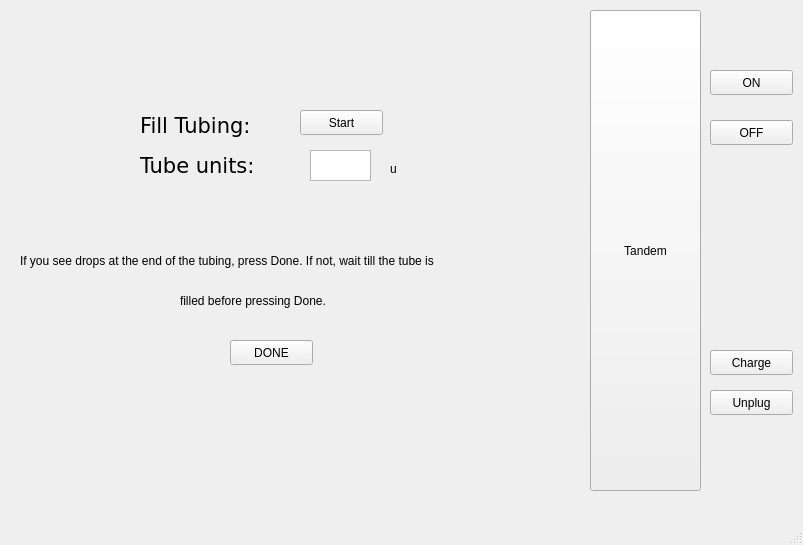
First picture: the form in COMP3004_Final/mainwindow.ui, repository MurkyMurka/3004-Team-Project, before the edit.
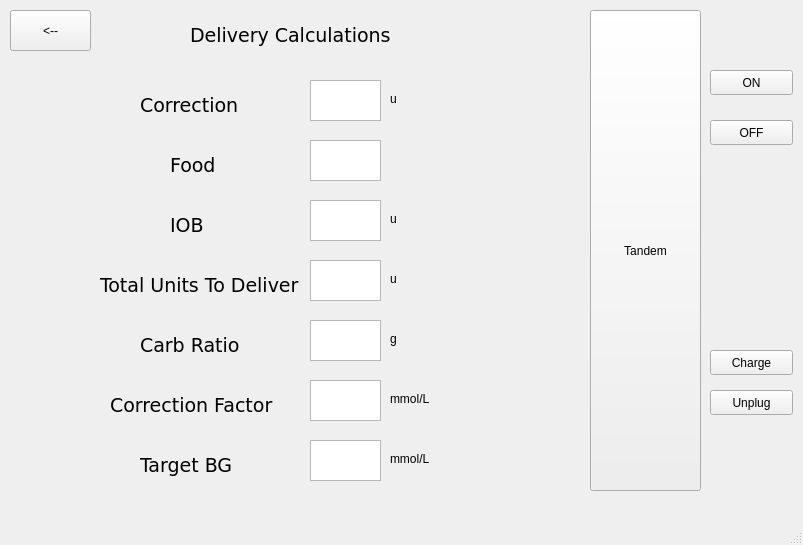
Second picture: the form after the edit. The open tabs and pages were chosen to show the change. Icons and pictures are not drawn.

What changed in the file:
```diff
--- a/COMP3004_Final/mainwindow.ui
+++ b/COMP3004_Final/mainwindow.ui
@@ -24,28 +24,15 @@
      </rect>
     </property>
     <property name="currentIndex">
-     <number>31</number>
+     <number>13</number>
     </property>
     <widget class="QWidget" name="HomePage">
-     <widget class="QLabel" name="BolusIcon">
-      <property name="geometry">
-       <rect>
-        <x>410</x>
-        <y>20</y>
-        <width>20</width>
-        <height>30</height>
-       </rect>
-      </property>
-      <property name="text">
-       <string>B</string>
-      </property>
-     </widget>
      <widget class="QProgressBar" name="BolusBar">
       <property name="geometry">
        <rect>
-        <x>420</x>
+        <x>450</x>
         <y>20</y>
-        <width>141</width>
+        <width>111</width>
         <height>31</height>
        </rect>
       </property>
@@ -53,7 +40,7 @@
        <string>%p%</string>
       </property>
       <property name="value">
-       <number>24</number>
+       <number>100</number>
       </property>
       <property name="format">
        <string/>
@@ -64,7 +51,7 @@
        <rect>
         <x>10</x>
         <y>390</y>
-        <width>261</width>
+        <width>271</width>
         <height>101</height>
        </rect>
       </property>
@@ -77,7 +64,7 @@
        <rect>
         <x>290</x>
         <y>390</y>
-        <width>261</width>
+        <width>271</width>
         <height>101</height>
        </rect>
       </property>
@@ -101,7 +88,7 @@
      <widget class="QDateTimeEdit" name="dateTimeEdit">
       <property name="geometry">
        <rect>
-        <x>220</x>
+        <x>210</x>
         <y>20</y>
         <width>141</width>
         <height>31</height>
@@ -140,12 +127,114 @@
         <height>30</height>
        </rect>
       </property>
+      <property name="readOnly">
+       <bool>true</bool>
+      </property>
       <property name="html">
        <string>&lt;!DOCTYPE HTML PUBLIC &quot;-//W3C//DTD HTML 4.0//EN&quot; &quot;http://www.w3.org/TR/REC-html40/strict.dtd&quot;&gt;
 &lt;html&gt;&lt;head&gt;&lt;meta name=&quot;qrichtext&quot; content=&quot;1&quot; /&gt;&lt;style type=&quot;text/css&quot;&gt;
 p, li { white-space: pre-wrap; }
 &lt;/style&gt;&lt;/head&gt;&lt;body style=&quot; font-family:'Sans'; font-size:10pt; font-weight:400; font-style:normal;&quot;&gt;
 &lt;p style=&quot;-qt-paragraph-type:empty; margin-top:0px; margin-bottom:0px; margin-left:0px; margin-right:0px; -qt-block-indent:0; text-indent:0px;&quot;&gt;&lt;br /&gt;&lt;/p&gt;&lt;/body&gt;&lt;/html&gt;</string>
+      </property>
+     </widget>
+     <widget class="QPushButton" name="currentStatus">
+      <property name="geometry">
+       <rect>
+        <x>410</x>
+        <y>20</y>
+        <width>31</width>
+        <height>31</height>
+       </rect>
+      </property>
+      <property name="text">
+       <string>B</string>
+      </property>
+     </widget>
+    </widget>
+    <widget class="QWidget" name="currentStatusPage">
+     <widget class="QLabel" name="label_55">
+      <property name="geometry">
+       <rect>
+        <x>210</x>
+        <y>20</y>
+        <width>141</width>
+        <height>31</height>
+       </rect>
+      </property>
+      <property name="font">
+       <font>
+        <family>DejaVu Sans</family>
+        <pointsize>14</pointsize>
+       </font>
+      </property>
+      <property name="text">
+       <string>Current Status</string>
+      </property>
+     </widget>
+     <widget class="QPushButton" name="backToHome_5">
+      <property name="geometry">
+       <rect>
+        <x>10</x>
+        <y>10</y>
+        <width>81</width>
+        <height>41</height>
+       </rect>
+      </property>
+      <property name="text">
+       <string>&lt;--</string>
+      </property>
+     </widget>
+     <widget class="QPushButton" name="buttonR">
+      <property name="geometry">
+       <rect>
+        <x>10</x>
+        <y>60</y>
+        <width>501</width>
+        <height>101</height>
+       </rect>
+      </property>
+      <property name="text">
+       <string>x</string>
+      </property>
+     </widget>
+     <widget class="QPushButton" name="buttonR_2">
+      <property name="geometry">
+       <rect>
+        <x>10</x>
+        <y>170</y>
+        <width>501</width>
+        <height>101</height>
+       </rect>
+      </property>
+      <property name="text">
+       <string>x</string>
+      </property>
+     </widget>
+     <widget class="QPushButton" name="buttonR_3">
+      <property name="geometry">
+       <rect>
+        <x>10</x>
+        <y>280</y>
+        <width>501</width>
+        <height>101</height>
+       </rect>
+      </property>
+      <property name="text">
+       <string>x</string>
+      </property>
+     </widget>
+     <widget class="QPushButton" name="buttonR_4">
+      <property name="geometry">
+       <rect>
+        <x>10</x>
+        <y>390</y>
+        <width>501</width>
+        <height>101</height>
+       </rect>
+      </property>
+      <property name="text">
+       <string>x</string>
       </property>
      </widget>
     </widget>
@@ -231,7 +320,7 @@
        <rect>
         <x>10</x>
         <y>170</y>
-        <width>551</width>
+        <width>501</width>
         <height>101</height>
        </rect>
       </property>
@@ -257,7 +346,7 @@
        <rect>
         <x>10</x>
         <y>280</y>
-        <width>551</width>
+        <width>501</width>
         <height>101</height>
        </rect>
       </property>
@@ -270,7 +359,7 @@
        <rect>
         <x>10</x>
         <y>60</y>
-        <width>551</width>
+        <width>501</width>
         <height>101</height>
        </rect>
       </property>
@@ -293,7 +382,7 @@
        <rect>
         <x>10</x>
         <y>390</y>
-        <width>551</width>
+        <width>501</width>
         <height>101</height>
        </rect>
       </property>
@@ -301,6 +390,286 @@
        <string>Load Insulin Cartirage</string>
       </property>
      </widget>
+     <widget class="QPushButton" name="settingsDownButton">
+      <property name="geometry">
+       <rect>
+        <x>520</x>
+        <y>460</y>
+        <width>41</width>
+        <height>31</height>
+       </rect>
+      </property>
+      <property name="text">
+       <string>\/</string>
+      </property>
+      <property name="icon">
+       <iconset theme="DownArrow">
+        <normaloff>.</normaloff>.</iconset>
+      </property>
+     </widget>
+     <widget class="QLabel" name="label_50">
+      <property name="geometry">
+       <rect>
+        <x>260</x>
+        <y>20</y>
+        <width>81</width>
+        <height>31</height>
+       </rect>
+      </property>
+      <property name="font">
+       <font>
+        <family>DejaVu Sans</family>
+        <pointsize>14</pointsize>
+       </font>
+      </property>
+      <property name="text">
+       <string>Options</string>
+      </property>
+     </widget>
+    </widget>
+    <widget class="QWidget" name="OptionsPage2">
+     <widget class="QPushButton" name="settingsUpButton">
+      <property name="geometry">
+       <rect>
+        <x>520</x>
+        <y>460</y>
+        <width>41</width>
+        <height>31</height>
+       </rect>
+      </property>
+      <property name="text">
+       <string>/\</string>
+      </property>
+      <property name="icon">
+       <iconset theme="DownArrow">
+        <normaloff>.</normaloff>.</iconset>
+      </property>
+     </widget>
+     <widget class="QPushButton" name="backToHome_4">
+      <property name="geometry">
+       <rect>
+        <x>10</x>
+        <y>10</y>
+        <width>81</width>
+        <height>41</height>
+       </rect>
+      </property>
+      <property name="text">
+       <string>&lt;--</string>
+      </property>
+     </widget>
+     <widget class="QPushButton" name="historyBTN">
+      <property name="geometry">
+       <rect>
+        <x>10</x>
+        <y>60</y>
+        <width>501</width>
+        <height>101</height>
+       </rect>
+      </property>
+      <property name="text">
+       <string>History</string>
+      </property>
+     </widget>
+     <widget class="QLabel" name="label_51">
+      <property name="geometry">
+       <rect>
+        <x>260</x>
+        <y>20</y>
+        <width>81</width>
+        <height>31</height>
+       </rect>
+      </property>
+      <property name="font">
+       <font>
+        <family>DejaVu Sans</family>
+        <pointsize>14</pointsize>
+       </font>
+      </property>
+      <property name="text">
+       <string>Options</string>
+      </property>
+     </widget>
+    </widget>
+    <widget class="QWidget" name="historyPage">
+     <widget class="QPushButton" name="backToSettingsBTN">
+      <property name="geometry">
+       <rect>
+        <x>10</x>
+        <y>10</y>
+        <width>81</width>
+        <height>41</height>
+       </rect>
+      </property>
+      <property name="text">
+       <string>&lt;--</string>
+      </property>
+     </widget>
+     <widget class="QPushButton" name="pumpHistoryBTN">
+      <property name="geometry">
+       <rect>
+        <x>10</x>
+        <y>60</y>
+        <width>551</width>
+        <height>101</height>
+       </rect>
+      </property>
+      <property name="text">
+       <string>Pump History</string>
+      </property>
+     </widget>
+     <widget class="QPushButton" name="cgmHistoryBTN">
+      <property name="geometry">
+       <rect>
+        <x>10</x>
+        <y>170</y>
+        <width>551</width>
+        <height>101</height>
+       </rect>
+      </property>
+      <property name="text">
+       <string>CGM History</string>
+      </property>
+     </widget>
+     <widget class="QLabel" name="label_49">
+      <property name="geometry">
+       <rect>
+        <x>260</x>
+        <y>20</y>
+        <width>71</width>
+        <height>31</height>
+       </rect>
+      </property>
+      <property name="font">
+       <font>
+        <family>DejaVu Sans</family>
+        <pointsize>14</pointsize>
+       </font>
+      </property>
+      <property name="text">
+       <string>History</string>
+      </property>
+     </widget>
+    </widget>
+    <widget class="QWidget" name="cgmHistoryPage">
+     <widget class="QPushButton" name="historyBTN_7">
+      <property name="geometry">
+       <rect>
+        <x>10</x>
+        <y>60</y>
+        <width>551</width>
+        <height>101</height>
+       </rect>
+      </property>
+      <property name="text">
+       <string>x</string>
+      </property>
+     </widget>
+     <widget class="QLabel" name="label_54">
+      <property name="geometry">
+       <rect>
+        <x>230</x>
+        <y>20</y>
+        <width>131</width>
+        <height>31</height>
+       </rect>
+      </property>
+      <property name="font">
+       <font>
+        <family>DejaVu Sans</family>
+        <pointsize>14</pointsize>
+       </font>
+      </property>
+      <property name="text">
+       <string> CGM History</string>
+      </property>
+     </widget>
+     <widget class="QPushButton" name="historyBTN_8">
+      <property name="geometry">
+       <rect>
+        <x>10</x>
+        <y>170</y>
+        <width>551</width>
+        <height>101</height>
+       </rect>
+      </property>
+      <property name="text">
+       <string>x</string>
+      </property>
+     </widget>
+     <widget class="QPushButton" name="backToHistoryBTN_2">
+      <property name="geometry">
+       <rect>
+        <x>10</x>
+        <y>10</y>
+        <width>81</width>
+        <height>41</height>
+       </rect>
+      </property>
+      <property name="text">
+       <string>&lt;--</string>
+      </property>
+     </widget>
+    </widget>
+    <widget class="QWidget" name="pumpHistoryPage">
+     <widget class="QPushButton" name="backToHistoryBTN">
+      <property name="geometry">
+       <rect>
+        <x>10</x>
+        <y>10</y>
+        <width>81</width>
+        <height>41</height>
+       </rect>
+      </property>
+      <property name="text">
+       <string>&lt;--</string>
+      </property>
+     </widget>
+     <widget class="QLabel" name="label_53">
+      <property name="geometry">
+       <rect>
+        <x>230</x>
+        <y>20</y>
+        <width>131</width>
+        <height>31</height>
+       </rect>
+      </property>
+      <property name="font">
+       <font>
+        <family>DejaVu Sans</family>
+        <pointsize>14</pointsize>
+       </font>
+      </property>
+      <property name="text">
+       <string>Pump History</string>
+      </property>
+     </widget>
+     <widget class="QPushButton" name="historyBTN_5">
+      <property name="geometry">
+       <rect>
+        <x>10</x>
+        <y>60</y>
+        <width>551</width>
+        <height>101</height>
+       </rect>
+      </property>
+      <property name="text">
+       <string>x</string>
+      </property>
+     </widget>
+     <widget class="QPushButton" name="historyBTN_6">
+      <property name="geometry">
+       <rect>
+        <x>10</x>
+        <y>170</y>
+        <width>551</width>
+        <height>101</height>
+       </rect>
+      </property>
+      <property name="text">
+       <string>x</string>
+      </property>
+     </widget>
     </widget>
     <widget class="QWidget" name="loadPage">
      <widget class="QPushButton" name="backToOptionsBTN_2">
@@ -546,8 +915,8 @@
      <widget class="QLabel" name="label_44">
       <property name="geometry">
        <rect>
-        <x>20</x>
-        <y>240</y>
+        <x>10</x>
+        <y>230</y>
         <width>521</width>
         <height>41</height>
        </rect>
@@ -559,8 +928,8 @@
      <widget class="QLabel" name="label_45">
       <property name="geometry">
        <rect>
-        <x>180</x>
-        <y>280</y>
+        <x>170</x>
+        <y>270</y>
         <width>181</width>
         <height>41</height>
        </rect>
@@ -572,8 +941,8 @@
      <widget class="QPushButton" name="goToCannulaFillingBTN">
       <property name="geometry">
        <rect>
-        <x>230</x>
-        <y>340</y>
+        <x>220</x>
+        <y>330</y>
         <width>83</width>
         <height>25</height>
        </rect>
@@ -582,48 +951,12 @@
        <string>DONE</string>
       </property>
      </widget>
-     <widget class="QTextBrowser" name="TubingUnit">
+     <widget class="QLabel" name="label_62">
       <property name="geometry">
        <rect>
-        <x>310</x>
-        <y>150</y>
-        <width>61</width>
-        <height>31</height>
-       </rect>
-      </property>
-      <property name="html">
-       <string>&lt;!DOCTYPE HTML PUBLIC &quot;-//W3C//DTD HTML 4.0//EN&quot; &quot;http://www.w3.org/TR/REC-html40/strict.dtd&quot;&gt;
-&lt;html&gt;&lt;head&gt;&lt;meta name=&quot;qrichtext&quot; content=&quot;1&quot; /&gt;&lt;style type=&quot;text/css&quot;&gt;
-p, li { white-space: pre-wrap; }
-&lt;/style&gt;&lt;/head&gt;&lt;body style=&quot; font-family:'Sans'; font-size:10pt; font-weight:400; font-style:normal;&quot;&gt;
-&lt;p style=&quot;-qt-paragraph-type:empty; margin-top:0px; margin-bottom:0px; margin-left:0px; margin-right:0px; -qt-block-indent:0; text-indent:0px;&quot;&gt;&lt;br /&gt;&lt;/p&gt;&lt;/body&gt;&lt;/html&gt;</string>
-      </property>
-     </widget>
-     <widget class="QLabel" name="label_49">
-      <property name="geometry">
-       <rect>
-        <x>140</x>
-        <y>150</y>
-        <width>121</width>
-        <height>31</height>
-       </rect>
-      </property>
-      <property name="font">
-       <font>
-        <family>DejaVu Sans</family>
-        <pointsize>16</pointsize>
-       </font>
-      </property>
-      <property name="text">
-       <string>Tube units:</string>
-      </property>
-     </widget>
-     <widget class="QLabel" name="label_50">
-      <property name="geometry">
-       <rect>
-        <x>140</x>
-        <y>110</y>
-        <width>121</width>
+        <x>110</x>
+        <y>80</y>
+        <width>111</width>
         <height>31</height>
        </rect>
       </property>
@@ -640,8 +973,8 @@
      <widget class="QPushButton" name="StartStopTubingBTN">
       <property name="geometry">
        <rect>
-        <x>300</x>
-        <y>110</y>
+        <x>250</x>
+        <y>80</y>
         <width>83</width>
         <height>25</height>
        </rect>
@@ -650,12 +983,41 @@
        <string>Start</string>
       </property>
      </widget>
-     <widget class="QLabel" name="label_51">
+     <widget class="QLabel" name="label_63">
       <property name="geometry">
        <rect>
-        <x>390</x>
-        <y>160</y>
-        <width>16</width>
+        <x>110</x>
+        <y>130</y>
+        <width>121</width>
+        <height>31</height>
+       </rect>
+      </property>
+      <property name="font">
+       <font>
+        <family>DejaVu Sans</family>
+        <pointsize>16</pointsize>
+       </font>
+      </property>
+      <property name="text">
+       <string>Tube Units:</string>
+      </property>
+     </widget>
+     <widget class="QTextBrowser" name="TubingUnit">
+      <property name="geometry">
+       <rect>
+        <x>250</x>
+        <y>130</y>
+        <width>81</width>
+        <height>31</height>
+       </rect>
+      </property>
+     </widget>
+     <widget class="QLabel" name="label_64">
+      <property name="geometry">
+       <rect>
+        <x>350</x>
+        <y>140</y>
+        <width>62</width>
         <height>17</height>
        </rect>
       </property>
@@ -976,53 +1338,45 @@
        <string/>
       </property>
      </widget>
-     <widget class="QGraphicsView" name="dataAndHistoryView">
-      <property name="geometry">
-       <rect>
-        <x>10</x>
-        <y>250</y>
-        <width>481</width>
-        <height>231</height>
-       </rect>
-      </property>
-     </widget>
+    </widget>
+    <widget class="QWidget" name="leaveBolusWarningPage">
      <widget class="QLabel" name="label_12">
       <property name="geometry">
        <rect>
-        <x>30</x>
-        <y>270</y>
-        <width>131</width>
-        <height>17</height>
+        <x>80</x>
+        <y>90</y>
+        <width>421</width>
+        <height>91</height>
        </rect>
       </property>
       <property name="text">
-       <string>Data &amp; History View</string>
+       <string>You are in the middle of a process that impacts insulin delivery.</string>
       </property>
      </widget>
-     <widget class="QPushButton" name="dataBTN">
+     <widget class="QLabel" name="label_52">
       <property name="geometry">
        <rect>
-        <x>50</x>
-        <y>310</y>
-        <width>401</width>
-        <height>61</height>
+        <x>170</x>
+        <y>210</y>
+        <width>241</width>
+        <height>41</height>
        </rect>
       </property>
       <property name="text">
-       <string>Data</string>
+       <string>Would you still like to return home?</string>
       </property>
      </widget>
-     <widget class="QPushButton" name="historyBTN">
+     <widget class="QDialogButtonBox" name="leaveBolusConfirm">
       <property name="geometry">
        <rect>
-        <x>50</x>
-        <y>390</y>
-        <width>401</width>
-        <height>61</height>
+        <x>210</x>
+        <y>250</y>
+        <width>166</width>
+        <height>25</height>
        </rect>
       </property>
-      <property name="text">
-       <string>History</string>
+      <property name="standardButtons">
+       <set>QDialogButtonBox::Cancel|QDialogButtonBox::Ok</set>
       </property>
      </widget>
     </widget>
@@ -1175,6 +1529,342 @@
       </property>
      </widget>
     </widget>
+    <widget class="QWidget" name="deliverCalculationPage">
+     <widget class="QPushButton" name="backToBolus">
+      <property name="geometry">
+       <rect>
+        <x>10</x>
+        <y>10</y>
+        <width>81</width>
+        <height>41</height>
+       </rect>
+      </property>
+      <property name="text">
+       <string>&lt;--</string>
+      </property>
+     </widget>
+     <widget class="QLabel" name="label_56">
+      <property name="geometry">
+       <rect>
+        <x>190</x>
+        <y>20</y>
+        <width>201</width>
+        <height>31</height>
+       </rect>
+      </property>
+      <property name="font">
+       <font>
+        <family>DejaVu Sans</family>
+        <pointsize>14</pointsize>
+       </font>
+      </property>
+      <property name="text">
+       <string>Delivery Calculations</string>
+      </property>
+     </widget>
+     <widget class="QTextEdit" name="correctionView">
+      <property name="geometry">
+       <rect>
+        <x>310</x>
+        <y>80</y>
+        <width>71</width>
+        <height>41</height>
+       </rect>
+      </property>
+      <property name="readOnly">
+       <bool>true</bool>
+      </property>
+     </widget>
+     <widget class="QLabel" name="label_57">
+      <property name="geometry">
+       <rect>
+        <x>140</x>
+        <y>90</y>
+        <width>111</width>
+        <height>31</height>
+       </rect>
+      </property>
+      <property name="font">
+       <font>
+        <family>DejaVu Sans</family>
+        <pointsize>14</pointsize>
+       </font>
+      </property>
+      <property name="text">
+       <string>Correction</string>
+      </property>
+     </widget>
+     <widget class="QLabel" name="label_58">
+      <property name="geometry">
+       <rect>
+        <x>170</x>
+        <y>150</y>
+        <width>51</width>
+        <height>31</height>
+       </rect>
+      </property>
+      <property name="font">
+       <font>
+        <family>DejaVu Sans</family>
+        <pointsize>14</pointsize>
+       </font>
+      </property>
+      <property name="text">
+       <string>Food</string>
+      </property>
+     </widget>
+     <widget class="QTextEdit" name="foodView">
+      <property name="geometry">
+       <rect>
+        <x>310</x>
+        <y>140</y>
+        <width>71</width>
+        <height>41</height>
+       </rect>
+      </property>
+      <property name="readOnly">
+       <bool>true</bool>
+      </property>
+     </widget>
+     <widget class="QLabel" name="label_59">
+      <property name="geometry">
+       <rect>
+        <x>170</x>
+        <y>210</y>
+        <width>111</width>
+        <height>31</height>
+       </rect>
+      </property>
+      <property name="font">
+       <font>
+        <family>DejaVu Sans</family>
+        <pointsize>14</pointsize>
+       </font>
+      </property>
+      <property name="text">
+       <string>IOB</string>
+      </property>
+     </widget>
+     <widget class="QTextEdit" name="iobView">
+      <property name="geometry">
+       <rect>
+        <x>310</x>
+        <y>200</y>
+        <width>71</width>
+        <height>41</height>
+       </rect>
+      </property>
+      <property name="readOnly">
+       <bool>true</bool>
+      </property>
+     </widget>
+     <widget class="QLabel" name="label_60">
+      <property name="geometry">
+       <rect>
+        <x>100</x>
+        <y>270</y>
+        <width>201</width>
+        <height>31</height>
+       </rect>
+      </property>
+      <property name="font">
+       <font>
+        <family>DejaVu Sans</family>
+        <pointsize>14</pointsize>
+       </font>
+      </property>
+      <property name="text">
+       <string>Total Units To Deliver</string>
+      </property>
+     </widget>
+     <widget class="QTextEdit" name="totalUnitsToDeliverView">
+      <property name="geometry">
+       <rect>
+        <x>310</x>
+        <y>260</y>
+        <width>71</width>
+        <height>41</height>
+       </rect>
+      </property>
+      <property name="readOnly">
+       <bool>true</bool>
+      </property>
+     </widget>
+     <widget class="QLabel" name="label_61">
+      <property name="geometry">
+       <rect>
+        <x>140</x>
+        <y>330</y>
+        <width>111</width>
+        <height>31</height>
+       </rect>
+      </property>
+      <property name="font">
+       <font>
+        <family>DejaVu Sans</family>
+        <pointsize>14</pointsize>
+       </font>
+      </property>
+      <property name="text">
+       <string>Carb Ratio</string>
+      </property>
+     </widget>
+     <widget class="QTextEdit" name="carbRatioView">
+      <property name="geometry">
+       <rect>
+        <x>310</x>
+        <y>320</y>
+        <width>71</width>
+        <height>41</height>
+       </rect>
+      </property>
+      <property name="readOnly">
+       <bool>true</bool>
+      </property>
+     </widget>
+     <widget class="QTextEdit" name="correctionFactorView">
+      <property name="geometry">
+       <rect>
+        <x>310</x>
+        <y>380</y>
+        <width>71</width>
+        <height>41</height>
+       </rect>
+      </property>
+      <property name="readOnly">
+       <bool>true</bool>
+      </property>
+     </widget>
+     <widget class="QLabel" name="label_141">
+      <property name="geometry">
+       <rect>
+        <x>110</x>
+        <y>390</y>
+        <width>171</width>
+        <height>31</height>
+       </rect>
+      </property>
+      <property name="font">
+       <font>
+        <family>DejaVu Sans</family>
+        <pointsize>14</pointsize>
+       </font>
+      </property>
+      <property name="text">
+       <string>Correction Factor</string>
+      </property>
+     </widget>
+     <widget class="QTextEdit" name="tagetBgView">
+      <property name="geometry">
+       <rect>
+        <x>310</x>
+        <y>440</y>
+        <width>71</width>
+        <height>41</height>
+       </rect>
+      </property>
+      <property name="readOnly">
+       <bool>true</bool>
+      </property>
+     </widget>
+     <widget class="QLabel" name="label_142">
+      <property name="geometry">
+       <rect>
+        <x>140</x>
+        <y>450</y>
+        <width>101</width>
+        <height>31</height>
+       </rect>
+      </property>
+      <property name="font">
+       <font>
+        <family>DejaVu Sans</family>
+        <pointsize>14</pointsize>
+       </font>
+      </property>
+      <property name="text">
+       <string>Target BG</string>
+      </property>
+     </widget>
+     <widget class="QLabel" name="label_143">
+      <property name="geometry">
+       <rect>
+        <x>390</x>
+        <y>90</y>
+        <width>16</width>
+        <height>17</height>
+       </rect>
+      </property>
+      <property name="text">
+       <string>u</string>
+      </property>
+     </widget>
+     <widget class="QLabel" name="label_144">
+      <property name="geometry">
+       <rect>
+        <x>390</x>
+        <y>210</y>
+        <width>16</width>
+        <height>17</height>
+       </rect>
+      </property>
+      <property name="text">
+       <string>u</string>
+      </property>
+     </widget>
+     <widget class="QLabel" name="label_145">
+      <property name="geometry">
+       <rect>
+        <x>390</x>
+        <y>270</y>
+        <width>16</width>
+        <height>17</height>
+       </rect>
+      </property>
+      <property name="text">
+       <string>u</string>
+      </property>
+     </widget>
+     <widget class="QLabel" name="label_146">
+      <property name="geometry">
+       <rect>
+        <x>390</x>
+        <y>330</y>
+        <width>16</width>
+        <height>17</height>
+       </rect>
+      </property>
+      <property name="text">
+       <string>g</string>
+      </property>
+     </widget>
+     <widget class="QLabel" name="label_147">
+      <property name="geometry">
+       <rect>
+        <x>390</x>
+        <y>390</y>
+        <width>51</width>
+        <height>17</height>
+       </rect>
+      </property>
+      <property name="text">
+       <string>mmol/L</string>
+      </property>
+     </widget>
+     <widget class="QLabel" name="label_148">
+      <property name="geometry">
+       <rect>
+        <x>390</x>
+        <y>450</y>
+        <width>51</width>
+        <height>17</height>
+       </rect>
+      </property>
+      <property name="text">
+       <string>mmol/L</string>
+      </property>
+     </widget>
+    </widget>
     <widget class="QWidget" name="enterCarbsPage">
      <widget class="QTextEdit" name="textEdit_7">
       <property name="geometry">
@@ -2183,12 +2873,12 @@
       </property>
      </widget>
     </widget>
-    <widget class="QWidget" name="intiatedPage">
+    <widget class="QWidget" name="intiatedExtendedPage">
      <widget class="QLabel" name="label_75">
       <property name="geometry">
        <rect>
-        <x>180</x>
-        <y>60</y>
+        <x>210</x>
+        <y>90</y>
         <width>161</width>
         <height>31</height>
        </rect>
@@ -2206,8 +2896,8 @@
      <widget class="QLabel" name="finalBolusUnitsLabel">
       <property name="geometry">
        <rect>
-        <x>140</x>
-        <y>170</y>
+        <x>170</x>
+        <y>180</y>
         <width>251</width>
         <height>41</height>
        </rect>
```
